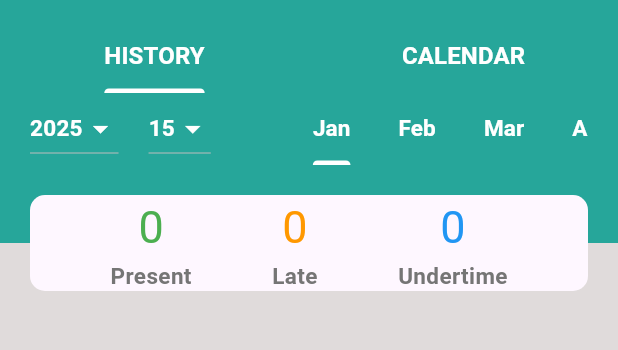
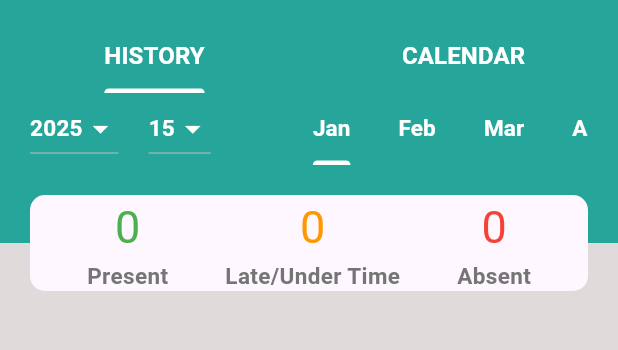
Before and after one commit to arjaymangubat1104/FlutterHRPortal, a Flutter app: the AttendancePage screen opened directly with empty values, on a phone screen of 412 x 824 dp, the part 63-413 px from its top. Run offline on Flutter 3.47's test engine with Material 3 defaults, Android fonts, the light colour scheme and no system bars; our stand-ins replace cloud_firestore, date_picker_timeline, firebase_auth, firebase_core, loading_indicator; missing offline and left inert: animated_analog_clock; accounts and stored records are empty.

Commit message:
Update attendance page
-edit attendance status
-update color of attendance history tile depends on attendance status

```diff
--- a/lib/viewmodel/auth_view_model.dart
+++ b/lib/viewmodel/auth_view_model.dart
@@ -7,7 +7,8 @@ import '../models/user_model.dart';
 class AuthViewModel extends ChangeNotifier {
   final FirebaseAuth _auth = FirebaseAuth.instance;
   final FirebaseFirestore _firestore = FirebaseFirestore.instance;
-  final ScheduleViewModel _scheduleViewModel = ScheduleViewModel();
+  final ScheduleViewModel scheduleViewModel = ScheduleViewModel();
+
 
   UserModel? _userModel;
   String? _errorMessage;
@@ -39,7 +40,7 @@ class AuthViewModel extends ChangeNotifier {
           .collection('users')
           .doc(user.uid)
           .set(_userModel!.toMap());
-      await _scheduleViewModel.saveDefaultSchedule(user.uid);
+      await scheduleViewModel.saveDefaultSchedule(user.uid);
 
       notifyListeners();
       _isSuccessSignUp = true;
--- a/lib/views/attendance_page.dart
+++ b/lib/views/attendance_page.dart
@@ -231,22 +231,6 @@ class _AttendancePageState extends State<AttendancePage>
                                       ),
                                     ],
                                   ),
-                                  // Column(
-                                  //   children: [
-                                  //     Text(
-                                  //       '0',
-                                  //       style: TextStyle(
-                                  //           fontSize: 30, color: Colors.red),
-                                  //     ),
-                                  //     Text(
-                                  //       'Absent',
-                                  //       style: TextStyle(
-                                  //           fontSize: 15,
-                                  //           fontWeight: FontWeight.bold,
-                                  //           color: Colors.grey[600]),
-                                  //     ),
-                                  //   ],
-                                  // ),
                                   Column(
                                     children: [
                                       Text(
@@ -255,7 +239,7 @@ class _AttendancePageState extends State<AttendancePage>
                                             fontSize: 30, color: Colors.orange),
                                       ),
                                       Text(
-                                        'Late',
+                                        'Late/Under Time',
                                         style: TextStyle(
                                             fontSize: 15,
                                             fontWeight: FontWeight.bold,
@@ -268,10 +252,10 @@ class _AttendancePageState extends State<AttendancePage>
                                       Text(
                                         '0',
                                         style: TextStyle(
-                                            fontSize: 30, color: Colors.blue),
+                                            fontSize: 30, color: Colors.red),
                                       ),
                                       Text(
-                                        'Undertime',
+                                        'Absent',
                                         style: TextStyle(
                                             fontSize: 15,
                                             fontWeight: FontWeight.bold,
@@ -365,22 +349,6 @@ class _AttendancePageState extends State<AttendancePage>
                                 ),
                               ],
                             ),
-                            // Column(
-                            //   children: [
-                            //     Text(
-                            //       '0',
-                            //       style: TextStyle(
-                            //           fontSize: 30, color: Colors.red),
-                            //     ),
-                            //     Text(
-                            //       'Absent',
-                            //       style: TextStyle(
-                            //           fontSize: 15,
-                            //           fontWeight: FontWeight.bold,
-                            //           color: Colors.grey[600]),
-                            //     ),
-                            //   ],
-                            // ),
                             Column(
                               children: [
                                 Text(
@@ -389,7 +357,7 @@ class _AttendancePageState extends State<AttendancePage>
                                       fontSize: 30, color: Colors.orange),
                                 ),
                                 Text(
-                                  'Late',
+                                  'Late/Under Time',
                                   style: TextStyle(
                                       fontSize: 15,
                                       fontWeight: FontWeight.bold,
@@ -402,10 +370,10 @@ class _AttendancePageState extends State<AttendancePage>
                                 Text(
                                   '0',
                                   style: TextStyle(
-                                      fontSize: 30, color: Colors.blue),
+                                      fontSize: 30, color: Colors.red),
                                 ),
                                 Text(
-                                  'Underime',
+                                  'Absent',
                                   style: TextStyle(
                                       fontSize: 15,
                                       fontWeight: FontWeight.bold,
--- a/lib/views/login_page.dart
+++ b/lib/views/login_page.dart
@@ -5,7 +5,7 @@ import '../viewmodel/auth_view_model.dart';
 import '../viewmodel/theme_view_model.dart';
 
 class LoginPage extends StatefulWidget {
-  LoginPage({super.key});
+  const LoginPage({super.key});
 
   @override
   State<LoginPage> createState() => _LoginPageState();
```
Also changed, not shown: lib/utils/attendace_history_tile.dart (+14 -16 lines), lib/viewmodel/attendance_view_model.dart (+37 -29 lines).
